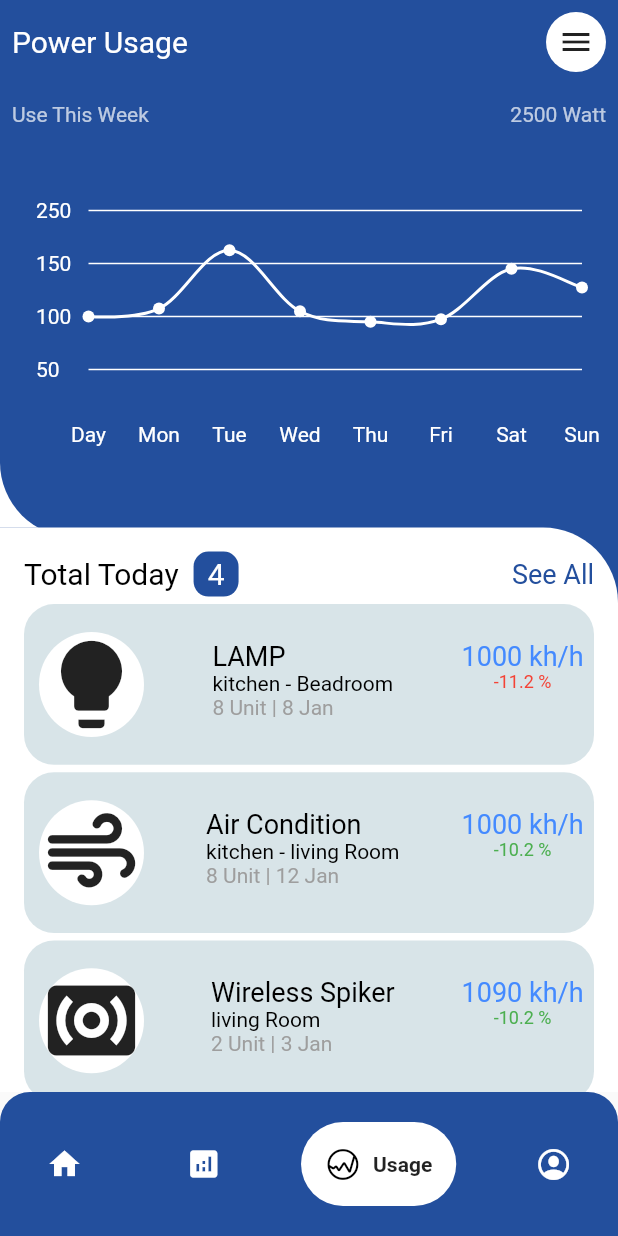
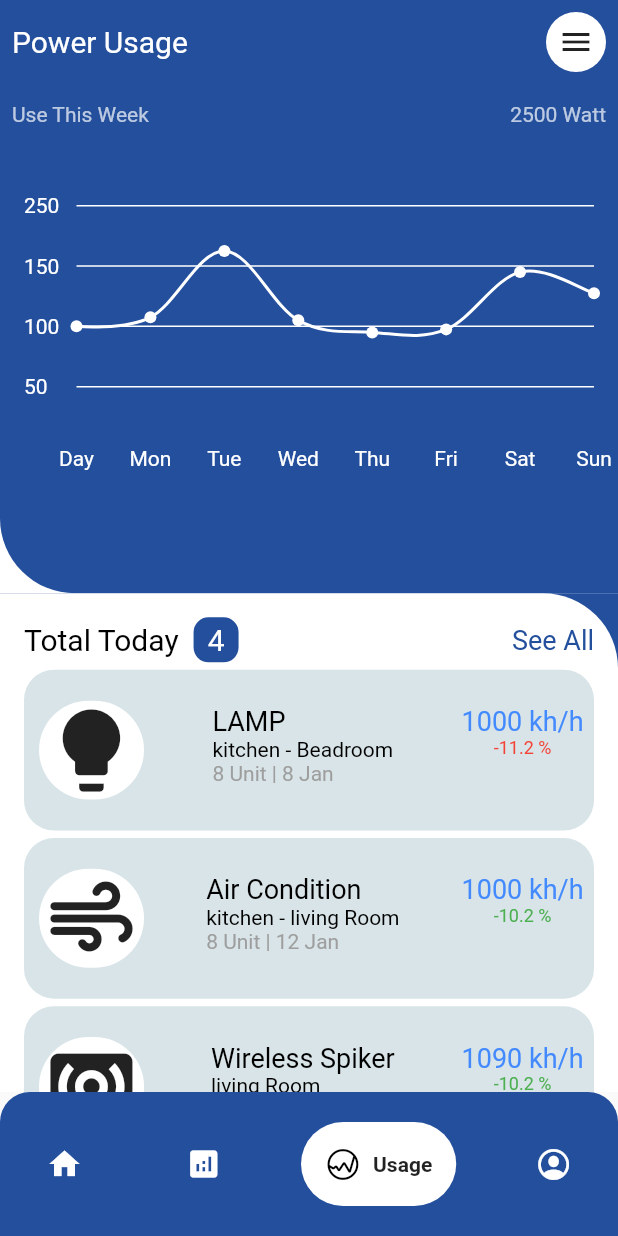
Before and after one commit to Mahibulhassan/Innova_Infosys, a Flutter app: the screen it shows after launch, item 3 of the bottom bar chosen, on a phone screen of 412 x 824 dp. Run offline on Flutter 3.47's test engine with Material 2 defaults, Android fonts, the phone set to English and light mode, and no system bars; drawn by our look-alikes of fl_chart, google_nav_bar; missing offline and left inert: dart:ffi.

Commit message:
Power Use Desig make responsive

```diff
--- a/Smar Home Management/smart_home_management/lib/Screens/PowerUages.dart
+++ b/Smar Home Management/smart_home_management/lib/Screens/PowerUages.dart
@@ -24,22 +24,17 @@ class _PowerUagesState extends State<PowerUages> {
         .size;
     return Stack(
       children: [
-        Stack(
+        Column(
           children: [
             Container(
-              height: size.height / 2.3,
-              width: size.width,
               decoration: BoxDecoration(
                 color: Colors.white,
               ),
-            ),
-            Container(
-              height: size.height / 2.3,
-              width: size.width,
+              child: Container(
+                height:size.height*0.48 ,
                 decoration: BoxDecoration(
                   color: AppColors.main_colour,
-                borderRadius: BorderRadius.only(
-                    bottomLeft: Radius.circular(50)),
+                  borderRadius: BorderRadius.only(bottomLeft: Radius.circular(50)),
                 ),
                 child: SafeArea(
                   child: Padding(
@@ -77,25 +72,18 @@ class _PowerUagesState extends State<PowerUages> {
                   ),
                 ),
               ),
-            Align(
-              alignment: Alignment.bottomCenter,
+            ),
+            Expanded(
               child: Container(
-                width: size.width,
-                height: size.height / 2.19,
                 decoration: BoxDecoration(
-                    color: AppColors.main_colour
+                  color: AppColors.main_colour,
+                  borderRadius: BorderRadius.only(bottomLeft: Radius.circular(50)),
                 ),
-              ),
-            ),
-            Align(
-              alignment: Alignment.bottomCenter,
                 child: Container(
-                width: size.width,
-                height: size.height / 2.19,
+                  height:size.height*0.49 ,
                   decoration: BoxDecoration(
                     color: Colors.white,
-                  borderRadius: BorderRadius.only(
-                      topRight: Radius.circular(50)),
+                    borderRadius: BorderRadius.only(topRight: Radius.circular(50)),
                   ),
                   child: SingleChildScrollView(
                     child: Padding(
@@ -135,8 +123,9 @@ class _PowerUagesState extends State<PowerUages> {
                   ),
                 ),
               ),
+            ),
           ],
-        )
+        ),
       ],
     );
   }
@@ -145,10 +134,10 @@ class _PowerUagesState extends State<PowerUages> {
   //Here Implement Graph Code.......
   Widget customGraphWidget(Size size) {
     return Container(
-      height: size.height * 0.28,
+      height: size.height * 0.29,
       width: size.width,
       child: Padding(
-        padding: const EdgeInsets.all(16.0),
+        padding: const EdgeInsets.all(8.0),
         child: LineChart(
           LineChartData(
               borderData: FlBorderData(
--- a/Smar Home Management/smart_home_management/lib/widgets/PowerUagesPage/allWidgets.dart
+++ b/Smar Home Management/smart_home_management/lib/widgets/PowerUagesPage/allWidgets.dart
@@ -19,8 +19,8 @@ Widget PowerUseLowerView (Size size,String data1,String data2,String data3,Strin
       children: [
         Container(
           margin: EdgeInsets.only(left: 10),
-          height: 70,
-          width: 70,
+          height: size.height*0.08,
+          width: size.width*0.17,
           decoration: BoxDecoration(
             color: Colors.white,
             borderRadius: BorderRadius.all(Radius.circular(50)),
```
Lines whose indentation alone changed are shown as unchanged.
